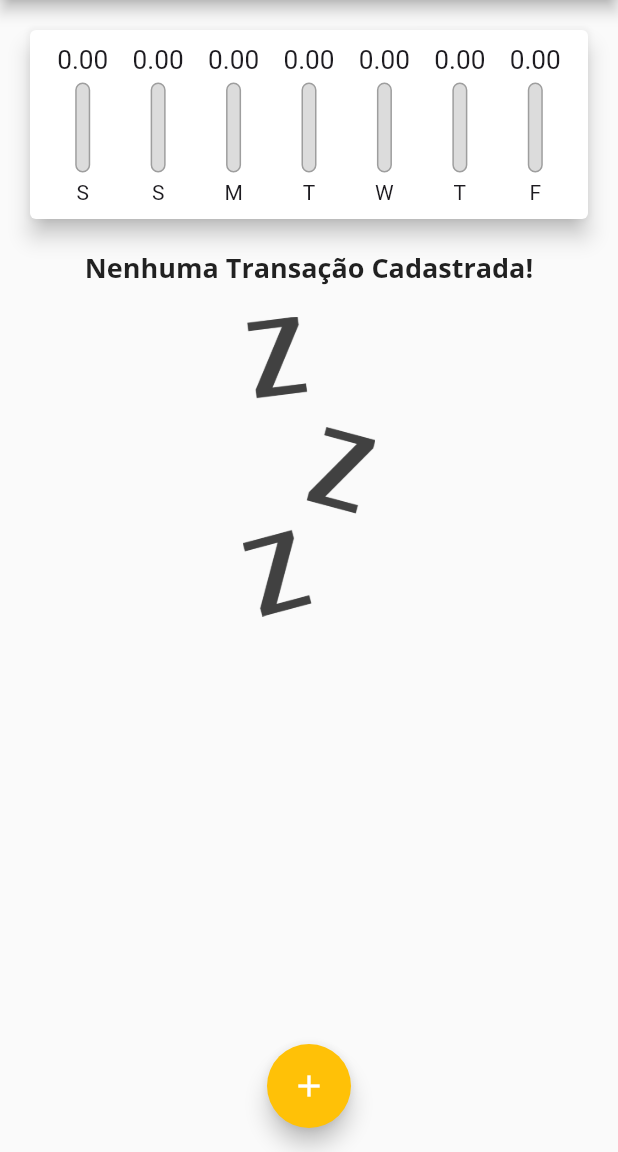
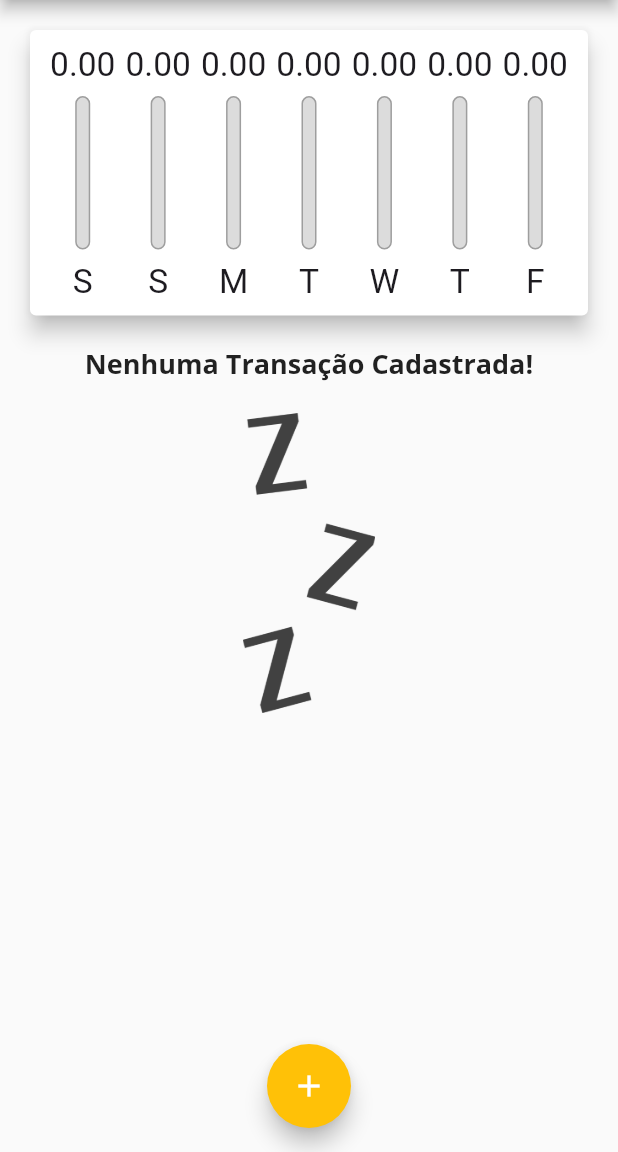
Before and after one commit to JJtankevans/controle_de_despesas, a Flutter app: the screen it shows after launch, on a phone screen of 412 x 824 dp, the part 84-1236 px from its top. Run offline on Flutter 3.47's test engine with Material 3 defaults, Android fonts, the phone set to English and light mode, and no system bars.

Commit message:
feature:adding-responsivity

```diff
--- a/lib/components/chart.dart
+++ b/lib/components/chart.dart
@@ -50,7 +50,10 @@ class Chart extends StatelessWidget {
                   child: ChartBar(
                     label: tr["day"].toString(),
                     value: tr["value"] as double,
-                    percentage: _weekTotalValue == 0 ? 0 : (tr["value"] as double) / _weekTotalValue,
+                    percentage:
+                        _weekTotalValue == 0
+                            ? 0
+                            : (tr["value"] as double) / _weekTotalValue,
                   ),
                 );
               }).toList(),
--- a/lib/components/chart_bar.dart
+++ b/lib/components/chart_bar.dart
@@ -14,17 +14,17 @@ class ChartBar extends StatelessWidget {
 
   @override
   Widget build(BuildContext context) {
+    return LayoutBuilder(
+      builder: (cotext, constraints) {
         return Column(
           children: [
             Container(
-          height: 20,
-          child: FittedBox(
-            child: Text(value.toStringAsFixed(2))
-          )
+              height: constraints.maxHeight * 0.15,
+              child: FittedBox(child: Text(value.toStringAsFixed(2))),
             ),
-        SizedBox(height: 5),
+            SizedBox(height: constraints.maxHeight * 0.05),
             Container(
-          height: 60,
+              height: constraints.maxHeight * 0.60,
               width: 10,
               child: Stack(
                 alignment: Alignment.bottomCenter,
@@ -48,9 +48,14 @@ class ChartBar extends StatelessWidget {
                 ],
               ),
             ),
-        SizedBox(height: 5),
-        Text(label),
+            SizedBox(height: constraints.maxHeight * 0.05),
+            Container(
+              height: constraints.maxHeight * 0.15,
+              child: FittedBox(child: Text(label)),
+            ),
           ],
+        );
+      },
     );
   }
 }
--- a/lib/components/transaction_list.dart
+++ b/lib/components/transaction_list.dart
@@ -13,10 +13,7 @@ class TransactionList extends StatelessWidget {
   final void Function(String) onDelete;
   @override
   Widget build(BuildContext context) {
-    return Container(
-      height: 530,
-      child:
-          transactions.isEmpty
+    return transactions.isEmpty
         ? Column(
           children: [
             Text(
@@ -70,7 +67,6 @@ class TransactionList extends StatelessWidget {
               ),
             );
           },
-              ),
         );
   }
 }
--- a/lib/main.dart
+++ b/lib/main.dart
@@ -94,22 +94,44 @@ class _MyHomePageState extends State<MyHomePage> {
 
   @override
   Widget build(BuildContext context) {
+    //permiter que o texto aumente de acordo com o que foi selecionado pelo usuario
+    double scaleFactor = MediaQuery.of(context).textScaler.scale(1.0);
+
+    final appBar = AppBar(
+      title: Text(
+        'Despesas pessoais',
+        style: TextStyle(fontSize: 20 * scaleFactor),
+      ),
+      actions: [
+        IconButton(
+          icon: Icon(Icons.add),
+          onPressed: () => _openTransactionFormModal(context),
+        ),
+      ],
+    );
+
+    final availableHeight =
+        MediaQuery.of(context).size.height -
+        appBar.preferredSize.height -
+        MediaQuery.of(context).padding.top;
+
     return Scaffold(
-      appBar: AppBar(
-        title: const Text('Despesas pessoais'),
-        actions: [
-          IconButton(
-            icon: Icon(Icons.add),
-            onPressed: () => _openTransactionFormModal(context),
-          ),
-        ],
-      ),
+      appBar: appBar,
       body: SingleChildScrollView(
         child: Column(
           crossAxisAlignment: CrossAxisAlignment.stretch,
           children: [
-            Chart(recentTransaction: _recentTransactions),
-            TransactionList(transactions: _transactions, onDelete: _deleteTransaction,),
+            Container(
+              height: availableHeight * 0.3,
+              child: Chart(recentTransaction: _recentTransactions),
+            ),
+            Container(
+              height: availableHeight * 0.7,
+              child: TransactionList(
+                transactions: _transactions,
+                onDelete: _deleteTransaction,
+              ),
+            ),
           ],
         ),
       ),
```
Lines whose indentation alone changed are shown as unchanged.
